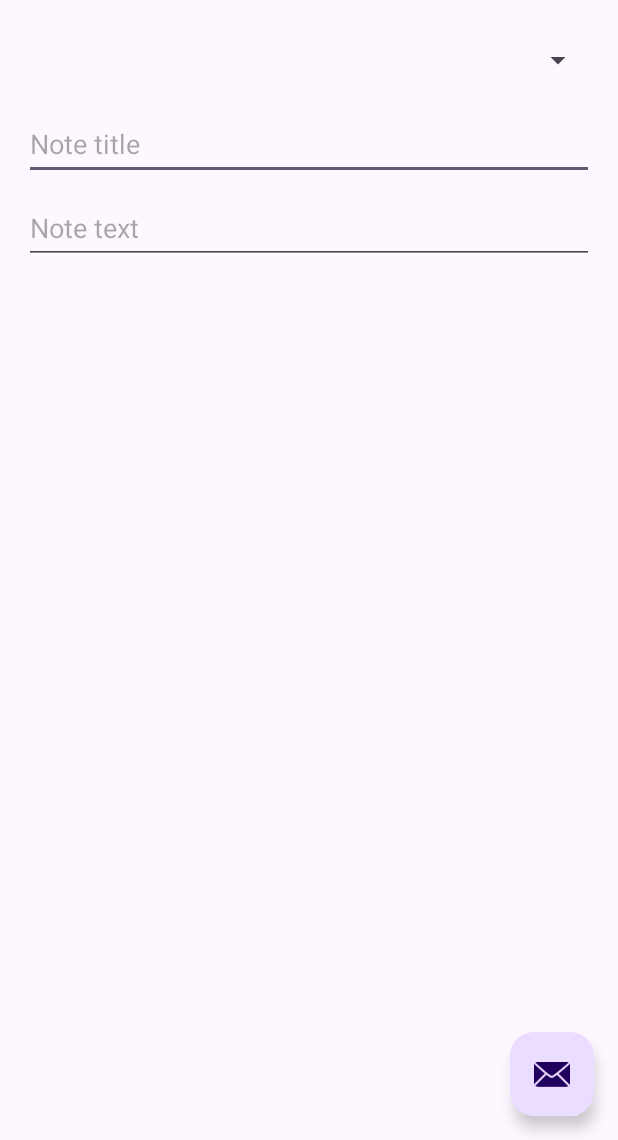
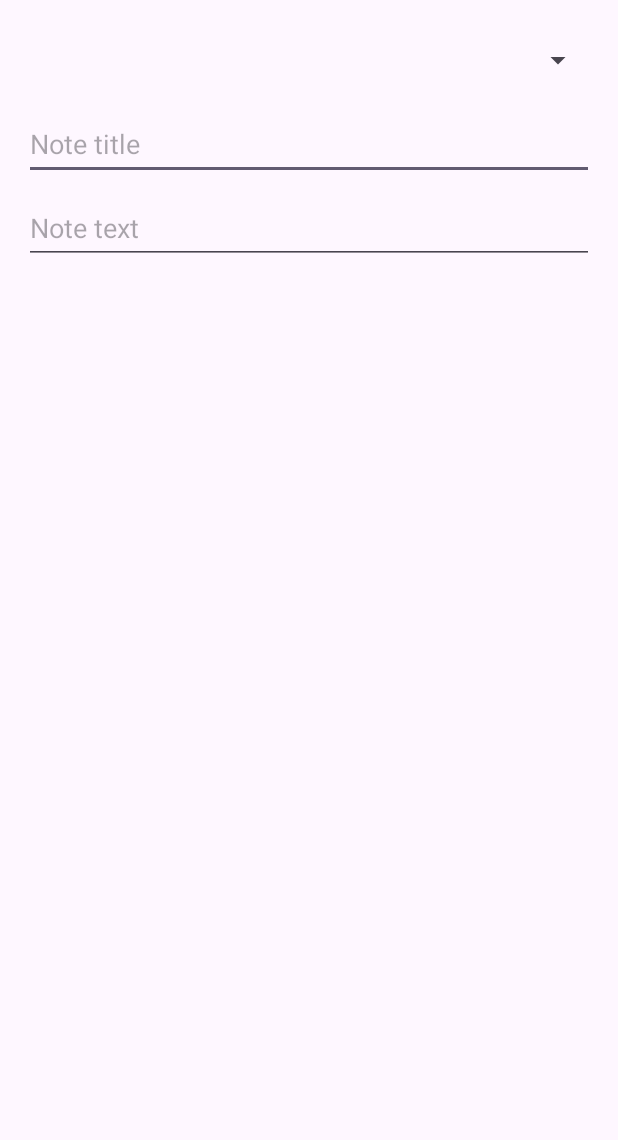
Before and after one commit to mohsinaliayub/notekeeper-android-java, an Android app: the screen it shows after launch (NoteActivity), on a phone screen of 412 x 824 dp, the part 96-1236 px from its top. Run offline under Robolectric (Android 15) with nearby library versions, the phone set to English and light mode, and no system bars.

Commit message:
remove unused fab

```diff
--- a/app/src/main/java/com/mohsinayub/notekeeper/NoteActivity.java
+++ b/app/src/main/java/com/mohsinayub/notekeeper/NoteActivity.java
@@ -18,13 +18,6 @@ public class NoteActivity extends AppCompatActivity {
         setContentView(R.layout.activity_note);
         Toolbar toolbar = findViewById(R.id.toolbar);
         setSupportActionBar(toolbar);
-
-        FloatingActionButton fab = findViewById(R.id.fab);
-        fab.setOnClickListener(view -> {
-            final String message = "SET YOUR ACTION HERE";
-            Snackbar.make(view, message, Snackbar.LENGTH_LONG)
-                    .show();
-        });
     }
 
     @Override
--- a/app/src/main/res/layout/activity_note.xml
+++ b/app/src/main/res/layout/activity_note.xml
@@ -24,13 +24,4 @@
 
     <include layout="@layout/content_note" />
 
-    <com.google.android.material.floatingactionbutton.FloatingActionButton
-        android:id="@+id/fab"
-        android:layout_width="wrap_content"
-        android:layout_height="wrap_content"
-        android:layout_gravity="bottom|end"
-        android:layout_margin="@dimen/fab_margin"
-        android:contentDescription="@string/fab_content_description"
-        app:srcCompat="@android:drawable/ic_dialog_email" />
-
 </androidx.coordinatorlayout.widget.CoordinatorLayout>
```
